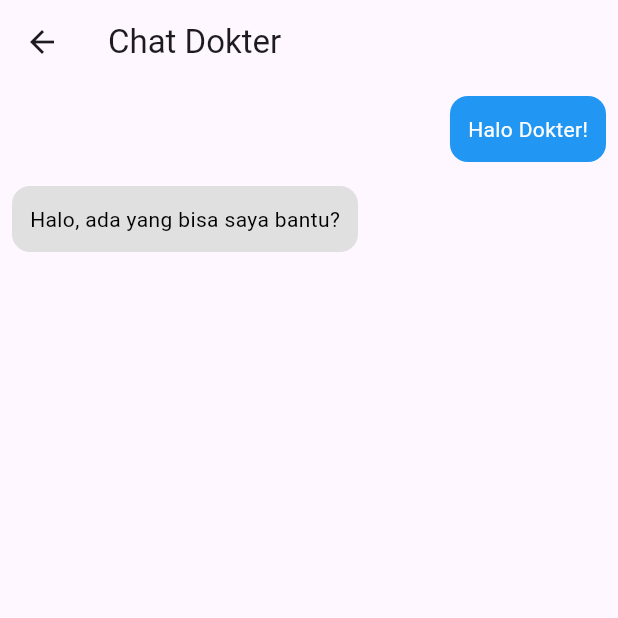
After one commit to HANNN-YOLO/booking-doctor, a Flutter app: the ChatScreen screen opened directly, on a phone screen of 412 x 824 dp, the top half of it. The commit adds this screen. Run offline on Flutter 3.47's test engine with Material 3 defaults, Android fonts, the phone set to English and light mode, and no system bars.

Commit message:
Membuat screens & widgets

```diff
--- /dev/null
+++ b/lib/screens/chat_screen.dart
@@ -0,0 +1,17 @@
+import 'package:flutter/material.dart';
+import '../widgets/chat_bubble.dart';
+
+class ChatScreen extends StatelessWidget {
+  @override
+  Widget build(BuildContext context) {
+    return Scaffold(
+      appBar: AppBar(title: Text("Chat Dokter")),
+      body: ListView(
+        children: [
+          ChatBubble(text: "Halo Dokter!", isSender: true),
+          ChatBubble(text: "Halo, ada yang bisa saya bantu?", isSender: false),
+        ],
+      ),
+    );
+  }
+}
--- /dev/null
+++ b/lib/widgets/chat_bubble.dart
@@ -0,0 +1,27 @@
+import 'package:flutter/material.dart';
+
+class ChatBubble extends StatelessWidget {
+  final String text;
+  final bool isSender;
+
+  ChatBubble({required this.text, required this.isSender});
+
+  @override
+  Widget build(BuildContext context) {
+    return Align(
+      alignment: isSender ? Alignment.centerRight : Alignment.centerLeft,
+      child: Container(
+        margin: EdgeInsets.all(8),
+        padding: EdgeInsets.all(12),
+        decoration: BoxDecoration(
+          color: isSender ? Colors.blue : Colors.grey[300],
+          borderRadius: BorderRadius.circular(12),
+        ),
+        child: Text(
+          text,
+          style: TextStyle(color: isSender ? Colors.white : Colors.black),
+        ),
+      ),
+    );
+  }
+}
```
Also changed, not shown: lib/screens/booking_screen.dart (added, +41 -0 lines), lib/screens/doctor_detail_screen.dart (added, +31 -0 lines), lib/screens/history_screen.dart (added, +20 -0 lines), lib/screens/search_screen.dart (+39 -1 lines), lib/widgets/booking_tile.dart (added, +16 -0 lines), lib/widgets/doctor_card.dart (added, +22 -0 lines).
